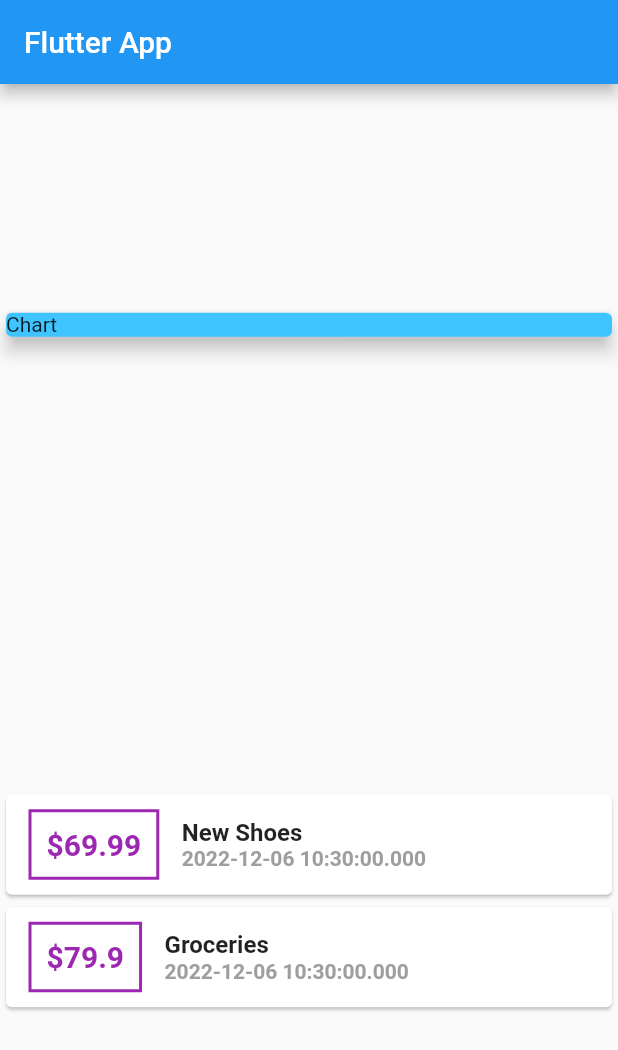
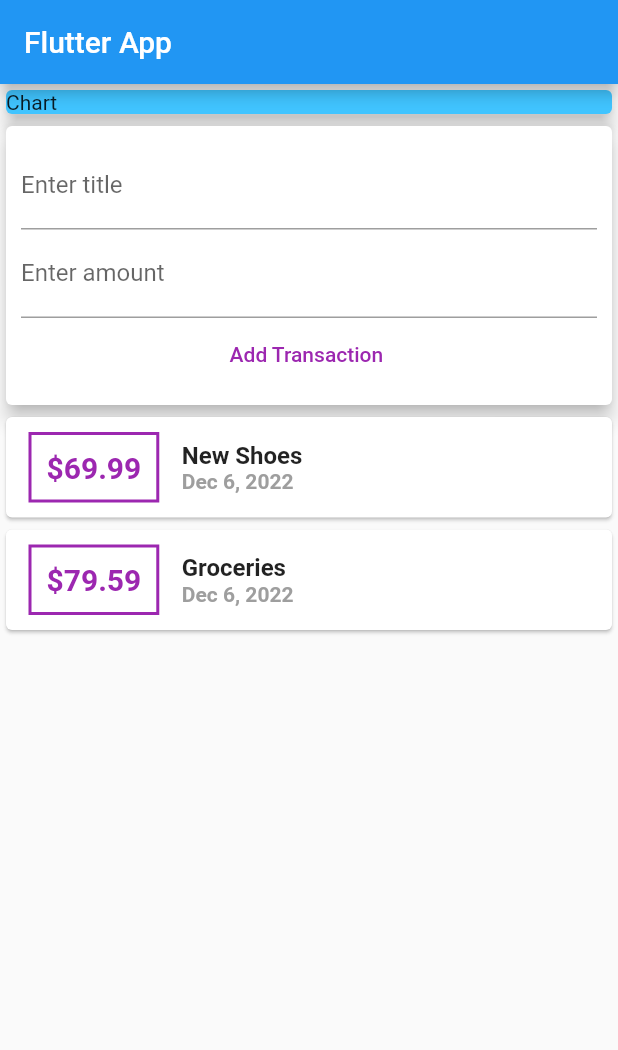
Before and after one commit to niguns7/expenses_app, a Flutter app: the screen it shows after launch, on a phone screen of 412 x 824 dp. Shown: the top 1050 px of the screen. Run offline on Flutter 3.47's test engine with Material 2 defaults, Android fonts, the phone set to English and light mode, and no system bars.

Commit message:
text field for user input

```diff
--- a/lib/main.dart
+++ b/lib/main.dart
@@ -1,5 +1,6 @@
 import 'package:flutter/material.dart';
 import 'transaction.dart';
+import 'package:intl/intl.dart';
 
 void main() => runApp(MyApp());
 
@@ -24,10 +25,16 @@ class MyHomePage extends StatelessWidget {
     Transaction(
       id: 't2',
       title: 'Groceries',
-      amount: 79.9,
+      amount: 79.59,
       date: DateTime.now(),
     ),
   ];
+
+  //String AmountInupt;
+  //String titleInput;
+  final titleController= TextEditingController();
+  final AmountController= TextEditingController();
+
   @override
   Widget build(BuildContext context) {
     return Scaffold(
@@ -35,7 +42,7 @@ class MyHomePage extends StatelessWidget {
         title: Text('Flutter App'),
       ),
       body: Column(
-        mainAxisAlignment: MainAxisAlignment.spaceAround,
+        crossAxisAlignment: CrossAxisAlignment.stretch,
         children: <Widget>[
           Container(
             width: double.infinity,
@@ -43,6 +50,35 @@ class MyHomePage extends StatelessWidget {
               color: Colors.lightBlueAccent,
               child: Text("Chart"),
               elevation: 5,
+            ),
+          ),
+          Card(
+            elevation: 5,
+            child: Container(
+              padding: EdgeInsets.all(10),
+              child: Column(
+                children: <Widget>[
+                  TextField(
+                    decoration: InputDecoration(labelText: 'Enter title'),
+                    controller: titleController,
+                  ),
+                  TextField(
+                    decoration: InputDecoration(labelText: 'Enter amount'),
+                    controller: AmountController,
+                    //onChanged: ((value) => AmountInupt=value),
+                  ),
+                  TextButton(
+                    onPressed: () {
+                    },
+                    style: TextButton.styleFrom(
+                      foregroundColor: Colors.purple, // Text Color
+                    ),
+                    child: const Text(
+                      'Add Transaction ',
+                    ),
+                  ),
+                ],
+              ),
             ),
           ),
           Column(
@@ -74,7 +110,7 @@ class MyHomePage extends StatelessWidget {
                               fontWeight: FontWeight.bold, fontSize: 16),
                         ),
                         Text(
-                          tx.date.toString(),
+                          DateFormat.yMMMd().format(tx.date),
                           style: TextStyle(
                               color: Colors.grey, fontWeight: FontWeight.w700),
                         ),
--- a/pubspec.yaml
+++ b/pubspec.yaml
@@ -23,6 +23,7 @@ environment:
 dependencies:
   flutter:
     sdk: flutter
+  intl: ^0.17.0
 
 
   # The following adds the Cupertino Icons font to your application.
```
Also changed, not shown: pubspec.lock.
